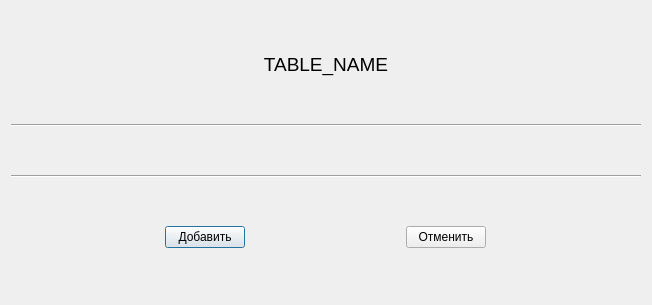
Above: desktop/resources/ui/adding_values_dialog.ui from Lpshkn/shop_database before the change. Below: the same form after it.
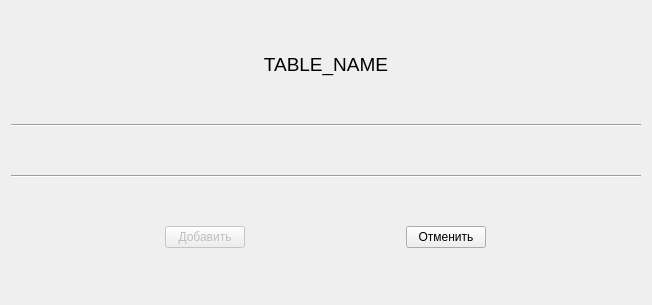
That is the form after the change.

Commit message:
Add enabling the add button
By default, the add button is not enabled. It will be enabled, when all the edit lines are not empty

What changed in the file:
```diff
--- a/desktop/resources/ui/adding_values_dialog.ui
+++ b/desktop/resources/ui/adding_values_dialog.ui
@@ -101,6 +101,9 @@
      </property>
      <item>
       <widget class="QPushButton" name="add_button">
+       <property name="enabled">
+        <bool>false</bool>
+       </property>
        <property name="sizePolicy">
         <sizepolicy hsizetype="Fixed" vsizetype="Fixed">
          <horstretch>0</horstretch>
```
Left out of the diff: 19 changed lines with no effect on the pictures. The commit also changes 1 other file.
